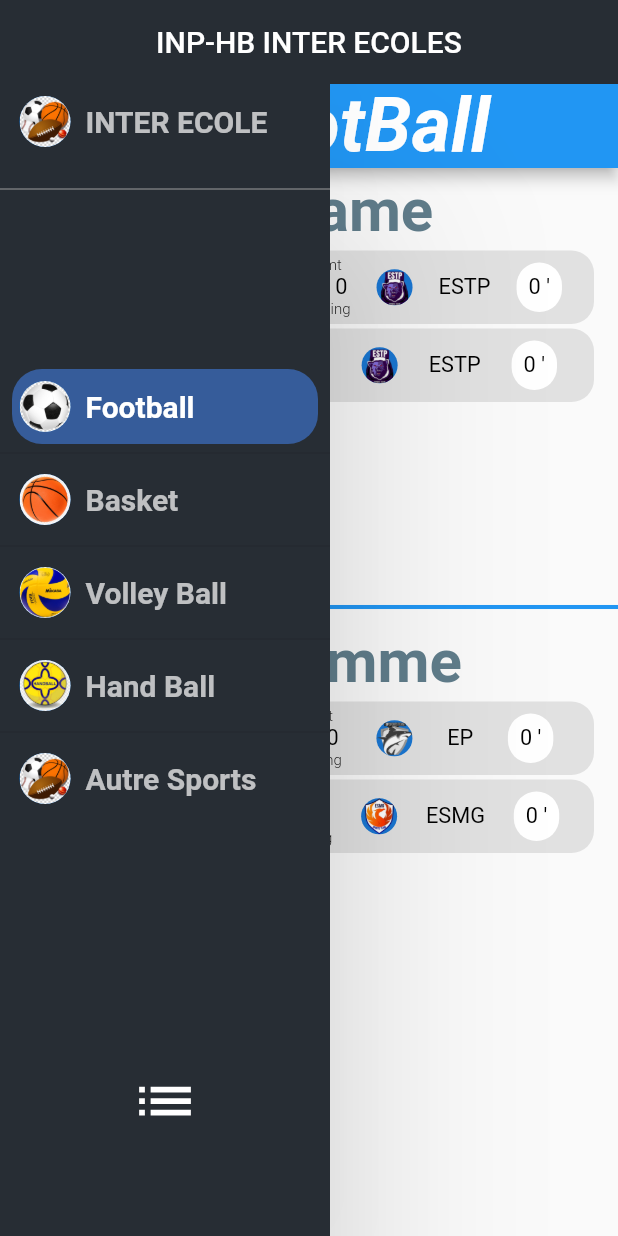
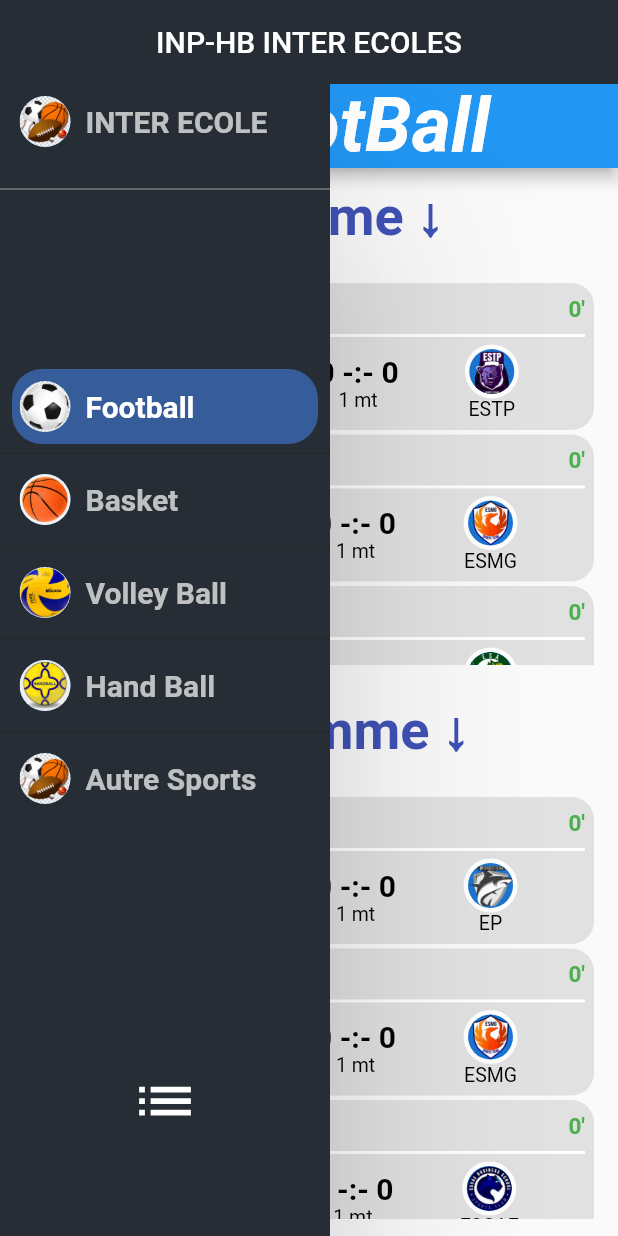
Before and after one commit to OLuai/inter_ecoles_app, a Flutter app: the screen it shows after launch, on a phone screen of 412 x 824 dp. Run offline on Flutter 3.47's test engine with Material 2 defaults, Android fonts, the phone set to English and light mode, and no system bars.

Commit message:
scoreBoard

```diff
--- a/lib/models/matchs.dart
+++ b/lib/models/matchs.dart
@@ -171,7 +171,7 @@ List<Matchs> matchItems =[
   Matchs(id: "0", roundId: "1", sportId: "ID_FOOTBALL", gender: Gender.homme, teamAId: "ID_ESI", teamBId: "ID_EP"),
   Matchs(id: "1", roundId: "1", sportId: "ID_FOOTBALL", gender: Gender.dame, teamAId: "ID_ESCAE", teamBId: "ID_ESTP"),
   Matchs(id: "2", roundId: "1", sportId: "ID_FOOTBALL", gender: Gender.homme, teamAId: "ID_ESA", teamBId: "ID_ESMG"),
-  Matchs(id: "3", roundId: "1", sportId: "ID_FOOTBALL", gender: Gender.dame, teamAId: "ID_ESI", teamBId: "ID_ESTP"),
+  Matchs(id: "3", roundId: "1", sportId: "ID_FOOTBALL", gender: Gender.dame, teamAId: "ID_ESI", teamBId: "ID_ESMG"),
   Matchs(id: "4", roundId: "1", sportId: "ID_BASKETBALL", gender: Gender.homme, teamAId: "ID_ESI", teamBId: "ID_EP"),
   Matchs(id: "5", roundId: "1", sportId: "ID_BASKETBALL", gender: Gender.dame, teamAId: "ID_ESCAE", teamBId: "ID_ESTP"),
   Matchs(id: "6", roundId: "1", sportId: "ID_BASKETBALL", gender: Gender.homme, teamAId: "ID_ESA", teamBId: "ID_ESMG"),
@@ -180,6 +180,8 @@ List<Matchs> matchItems =[
   Matchs(id: "9", roundId: "1", sportId: "ID_HANDBALL", gender: Gender.dame, teamAId: "ID_ESCAE", teamBId: "ID_ESTP"),
   Matchs(id: "10", roundId: "1", sportId: "ID_HANDBALL", gender: Gender.homme, teamAId: "ID_ESA", teamBId: "ID_ESMG"),
   Matchs(id: "11", roundId: "1", sportId: "ID_HANDBALL", gender: Gender.dame, teamAId: "ID_ESI", teamBId: "ID_ESTP"),
+  Matchs(id: "12", roundId: "1", sportId: "ID_FOOTBALL", gender: Gender.dame, teamAId: "ID_EP", teamBId: "ID_ESA"),
+  Matchs(id: "12", roundId: "1", sportId: "ID_FOOTBALL", gender: Gender.homme, teamAId: "ID_ESTP", teamBId: "ID_ESCAE"),
 ];
 
 class _Utils {
--- /dev/null
+++ b/lib/score_board.dart
@@ -0,0 +1,81 @@
+import 'package:flutter/cupertino.dart';
+import 'package:flutter/material.dart';
+import 'package:inter_ecoles_app/models/gender.dart';
+import 'package:inter_ecoles_app/models/matchs.dart';
+import 'package:inter_ecoles_app/theme.dart';
+
+// pour afficher le score d'un match
+//FootBall
+matchView(Gender genre, String idSport) {
+  List<Widget> children = [];
+  for (Matchs match in matchItems) {
+    if (match.gender == genre && match.sport.id == idSport){
+      var score = match.getScore();
+      Container element = Container(
+          margin: const EdgeInsets.only(top: 3, left: 3, right: 3),
+          padding: const EdgeInsets.all(6),
+          decoration: BoxDecoration(
+            borderRadius: BorderRadius.circular(15),
+            color: const Color.fromRGBO(225, 225, 225, 1),
+          ),
+          child:Column(
+            children: [
+              Row(
+                mainAxisAlignment: MainAxisAlignment.spaceBetween,
+                children: [
+                  Row(
+                    children: [
+                      const Text("•", style: TextStyle(color: Colors.red, fontSize: 20.0, fontWeight: FontWeight.w400),),
+                      Text(getMatchStatus(match.status), style: const TextStyle(color: Colors.red, fontSize: 13.0, fontWeight: FontWeight.w400),),
+                    ],
+                  ),
+                  Text("${match.elapsedTime}'", style: const TextStyle(color: Colors.green, fontSize: 15.0, fontWeight: FontWeight.bold),),
+                ],
+              ),
+              const Divider(thickness: 2, height: 12.0, color: Colors.white,),
+              Row(
+                mainAxisAlignment: MainAxisAlignment.spaceEvenly,
+                mainAxisSize: MainAxisSize.max,
+                children: [
+                  Column(
+                    mainAxisAlignment: MainAxisAlignment.spaceBetween,
+                    children: [
+                      CircleAvatar(
+                          radius: 18,
+                          backgroundColor: Colors.white,
+                          child:CircleAvatar(radius: 15, backgroundImage: AssetImage(match.teamA.logoUrl),)
+                      ),
+                      Text(match.teamA.name, style: matchTextStyle,),
+                    ],
+                  ),
+                  Column(
+                    mainAxisAlignment: MainAxisAlignment.spaceBetween,
+                    children: [
+                      Text("${score[match.teamAId]} -:- ${score[match.teamBId]}", style: matchScoreTextStyle,),
+                      Text("1 ${match.sport.periodShortName}", style: matchTextStyle,),
+                    ],
+                  ),
+                  Column(
+                    mainAxisAlignment: MainAxisAlignment.spaceBetween,
+                    children: [
+                      CircleAvatar(
+                          radius: 18,
+                          backgroundColor: Colors.white,
+                          child: CircleAvatar(radius: 15, backgroundImage: AssetImage(match.teamB.logoUrl),)
+                      ),
+                      Text(match.teamB.name, style: matchTextStyle,),
+                    ],
+                  ),
+                ],
+              ),
+            ],
+          )
+      );
+      children.add(element);
+    }
+  }
+  return SingleChildScrollView(child: Column(crossAxisAlignment: CrossAxisAlignment.start,children: children,));
+}
+
+// pour afficher le score d'un match
+//VolleyBall
--- a/lib/sport_page.dart
+++ b/lib/sport_page.dart
@@ -1,7 +1,7 @@
 import 'package:flutter/cupertino.dart';
 import 'package:flutter/material.dart';
 import 'package:inter_ecoles_app/models/gender.dart';
-import 'package:inter_ecoles_app/models/matchs.dart';
+import 'package:inter_ecoles_app/score_board.dart';
 import 'package:inter_ecoles_app/theme.dart';
 
 class SportPage extends StatefulWidget{
@@ -36,35 +36,37 @@ class _SportPageState extends State<SportPage> {
         ),
       ),
       body: Column(
+        mainAxisAlignment: MainAxisAlignment.spaceAround,
         children: [
+          Text("${getGender(Gender.dame)} ↓", style: genderTextStyle,), // utiliser les enum de Gender pour plus d'éfficacité
           Container(
-            height: size.height/3,
+            height: size.height/3.2,
             padding: const EdgeInsets.only(left: 10.0, right: 8.0),
             margin: const EdgeInsets.all(5),
+            child: SingleChildScrollView(
               child: Column(
                 children: [
-                Text(getGender(Gender.dame), style: genderTextStyle,), // utiliser les enum de Gender pour plus d'éfficacité
-                SingleChildScrollView(
-                  child: Column(
+                  Column(
                     mainAxisSize: MainAxisSize.max,
                     children: [
-                      _matchView(Gender.dame, idSport),
+                      matchView(Gender.dame, idSport),
                     ],
-                  ),
                   ),
                 ],
               ),
             ),
-          const Divider(thickness: 2.7, color: Colors.blue,),
+          ),
+          Text("${getGender(Gender.homme)} ↓", style: genderTextStyle,), // utiliser les enum de Gender pour plus d'éfficacité
           Container(
-            height: size.height/2.7,
+            height: size.height/2.9,
             padding: const EdgeInsets.only(left: 10.0, right: 8.0),
             margin: const EdgeInsets.all(5),
+            child: SingleChildScrollView(
               child: Column(
                 children: [
-                Text(getGender(Gender.homme), style: genderTextStyle,), // utiliser les enum de Gender pour plus d'éfficacité
-                _matchView(Gender.homme, idSport),
+                  matchView(Gender.homme, idSport),
                 ],
+              ),
             ),
           ),
         ],
@@ -72,54 +74,3 @@ class _SportPageState extends State<SportPage> {
     );
   }
 }
-
-// pour afficher le score d'un match
-_matchView(Gender genre, String idSport) {
-  List<Widget> children = [];
-  for (Matchs match in matchItems) {
-    if (match.gender == genre && match.sport.id == idSport){
-      var score = match.getScore();
-      Container element = Container(
-        margin: const EdgeInsets.only(top: 3, left: 3, right: 3),
-        padding: const EdgeInsets.all(4),
-        decoration: BoxDecoration(
-          borderRadius: BorderRadius.circular(15),
-          color: const Color.fromRGBO(225, 225, 225, 1),
-        ),
-        child:Row(
-          mainAxisAlignment: MainAxisAlignment.spaceEvenly,
-          mainAxisSize: MainAxisSize.max,
-          children: [
-            Text(match.teamA.name, style: matchTextStyle,),
-            CircleAvatar(radius: 12, backgroundImage: AssetImage(match.teamA.logoUrl),),
-            Column(
-              children: [
-                Text("1 ${match.sport.periodShortName}", style: matchScoreTextStyle,),
-                Text("${score[match.teamAId]} - ${score[match.teamBId]}", style: matchTextStyle,),
-                Text(getMatchStatus(match.status), style: matchScoreTextStyle,),
-              ],
-            ),
-            CircleAvatar(radius: 12, backgroundImage: AssetImage(match.teamB.logoUrl),),
-            Text(match.teamB.name, style: matchTextStyle,),
-            Container(
-                padding: const EdgeInsets.all(8),
-                decoration: BoxDecoration(
-                  borderRadius: BorderRadius.circular(15),
-                  color: Colors.white
-                ),
-                child:Row(
-                  mainAxisAlignment: MainAxisAlignment.spaceEvenly,
-                  mainAxisSize: MainAxisSize.max,
-                  children: [
-                    Text("${match.elapsedTime} '", style: matchTextStyle,),
-                  ],
-                )
-            )
-          ],
-        )
-      );
-      children.add(element);
-    }
-  }
-  return SingleChildScrollView(child: Column(crossAxisAlignment: CrossAxisAlignment.start,children: children,));
-}
--- a/lib/theme.dart
+++ b/lib/theme.dart
@@ -2,9 +2,9 @@ import 'package:flutter/material.dart';
 
 TextStyle listTitleDefaultTextStyle = const TextStyle(color: Colors.white70, fontSize: 20.0, fontWeight: FontWeight.w600);
 TextStyle listTitleSelectedTextStyle = const TextStyle(color: Colors.white, fontSize: 20.0, fontWeight: FontWeight.w600);
-TextStyle genderTextStyle = const TextStyle(color: Colors.blueGrey, fontSize: 40.0, fontWeight: FontWeight.w600);
-TextStyle matchTextStyle = const TextStyle(color: Colors.black, fontSize: 14.5);
-TextStyle matchScoreTextStyle = const TextStyle(color: Colors.black, fontSize: 10.0, fontWeight: FontWeight.w300);
+TextStyle genderTextStyle = const TextStyle(color: Colors.indigo, fontSize: 36.0, fontWeight: FontWeight.w600);
+TextStyle matchTextStyle = const TextStyle(color: Colors.black, fontSize: 13);
+TextStyle matchScoreTextStyle = const TextStyle(color: Colors.black, fontSize: 20.0, fontWeight: FontWeight.bold);
 
 Color selectedColor = const Color(0xFF4AC8EA);
 Color drawerBackgroundColor = const Color(0xFF272D34);
```
Lines whose indentation alone changed are shown as unchanged.
